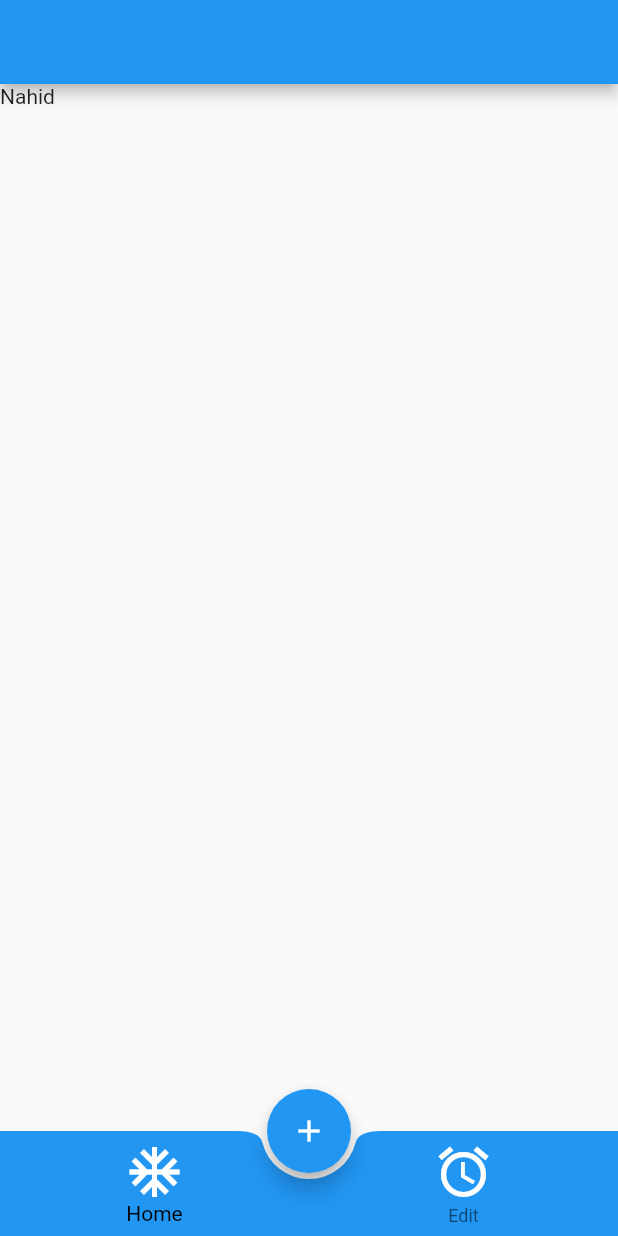
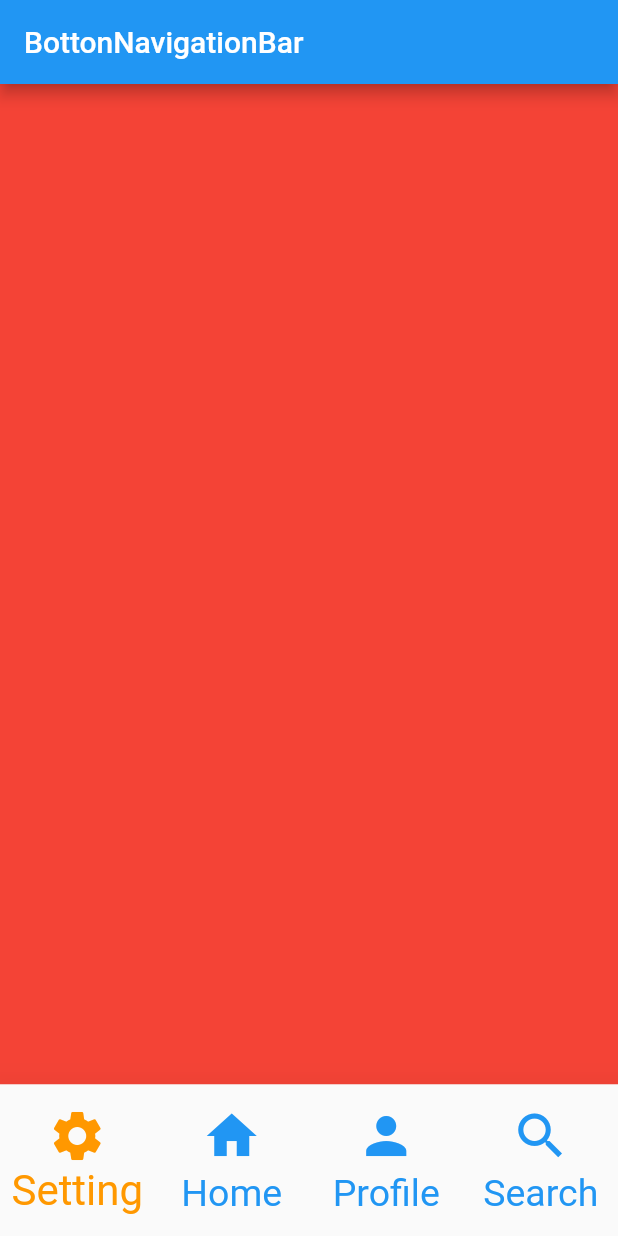
Before and after one commit to nuzmulhossainnahid/Flutter_Class_Batch_8, a Flutter app: the screen it shows after launch, on a phone screen of 412 x 824 dp. Run offline on Flutter 3.47's test engine with Material 2 defaults, Android fonts, the phone set to English and light mode, and no system bars.

Commit message:
Home_Screen

```diff
--- a/lib/button_Nav_Bar.dart
+++ b/lib/button_Nav_Bar.dart
@@ -41,10 +41,10 @@ class Button_Nav_Bar extends StatelessWidget {
           selectedItemColor: Theme.of(context).colorScheme.onSurface,
           items: [
             BottomNavigationBarItem(
-                icon: Icon(Icons.ac_unit_outlined,
+                icon: Icon(Icons.dashboard,
                     size: 40,
                     color: Theme.of(context).colorScheme.onBackground),
-                label: 'Home'),
+                label: 'Dashboard'),
             BottomNavigationBarItem(
                 icon: Icon(Icons.access_alarm,
                     size: 40,
--- /dev/null
+++ b/lib/home_screen.dart
@@ -0,0 +1,66 @@
+import 'package:flutter/material.dart';
+
+class HomeScreen extends StatefulWidget {
+  HomeScreen({Key? key}) : super(key: key);
+
+  @override
+  _HomeScreenState createState() => _HomeScreenState();
+}
+
+class _HomeScreenState extends State<HomeScreen> {
+  int selectedIndex = 0;
+
+  List screens = [
+    Container(
+      width: double.infinity,
+      height: double.infinity,
+      color: Colors.red,
+    ),
+    Container(
+      width: double.infinity,
+      height: double.infinity,
+      color: Colors.green,
+    ),
+    Container(
+      width: double.infinity,
+      height: double.infinity,
+      color: Colors.teal,
+    ),
+    Container(
+      width: double.infinity,
+      height: double.infinity,
+      color: Colors.orange,
+    )
+  ];
+
+  @override
+  Widget build(BuildContext context) {
+    return Scaffold(
+      appBar: AppBar(
+        title: Text("BottonNavigationBar"),
+      ),
+      body: screens.elementAt(selectedIndex),
+      bottomNavigationBar: BottomNavigationBar(
+        type: BottomNavigationBarType.fixed,
+        items: <BottomNavigationBarItem>[
+          BottomNavigationBarItem(icon: Icon(Icons.settings), label: "Setting"),
+          BottomNavigationBarItem(icon: Icon(Icons.home), label: "Home"),
+          BottomNavigationBarItem(icon: Icon(Icons.person), label: "Profile"),
+          BottomNavigationBarItem(icon: Icon(Icons.search), label: "Search"),
+        ],
+        currentIndex: selectedIndex,
+        selectedItemColor: Colors.orange,
+        unselectedItemColor: Colors.blue,
+        iconSize: 40,
+        selectedFontSize: 28,
+        unselectedFontSize: 25,
+        elevation: 20,
+        onTap: (int index) {
+          setState(() {
+            selectedIndex = index;
+          });
+        },
+      ),
+    );
+  }
+}
--- a/lib/main.dart
+++ b/lib/main.dart
@@ -1,4 +1,4 @@
-import 'package:app/button_Nav_Bar.dart';
+import 'package:app/home_screen.dart';
 
 import 'package:flutter/cupertino.dart';
 import 'package:flutter/material.dart';
@@ -9,7 +9,7 @@ void main() {
       title: "Demo App",
       debugShowCheckedModeBanner: false,
       theme: ThemeData(fontFamily: ""),
-      home: Button_Nav_Bar(),
+      home: HomeScreen(),
     ),
   );
 }
```
